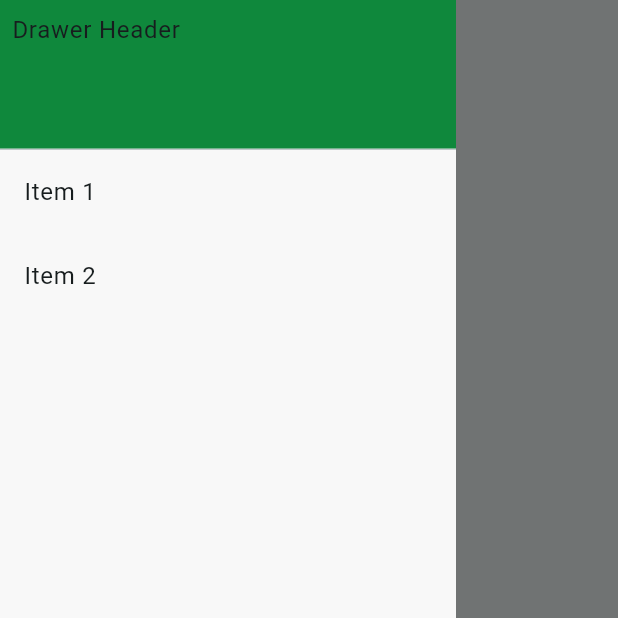
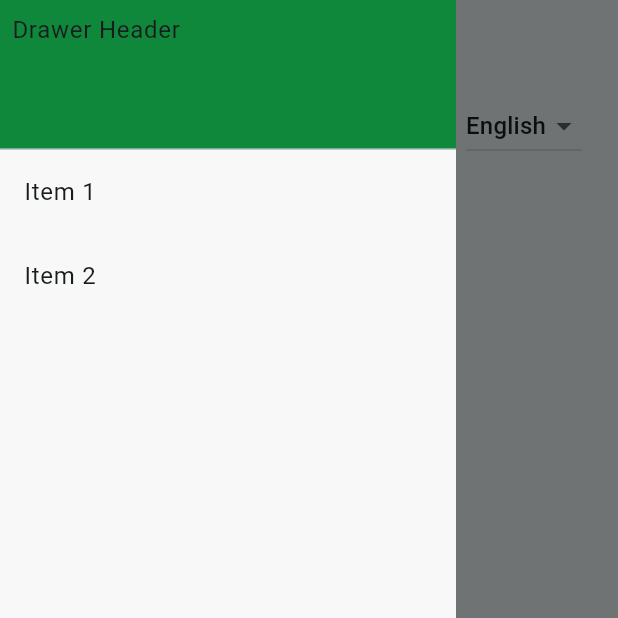
Before and after one commit to samdouble/biblio, a Flutter app: the screen it shows after launch, item 3 of the bottom bar chosen, with the side drawer open, on a phone screen of 412 x 824 dp, the top half of it. Run offline on Flutter 3.47's test engine with Material 3 defaults, Android fonts, the phone set to English and light mode, and no system bars; our stand-ins replace sembast, shared_preferences, sqflite; missing offline and left inert: simple_barcode_scanner; accounts and stored records are empty; generated files the repository leaves out were written again.

Commit message:
feat(app): add language selector in Settings page

```diff
--- a/app/lib/l10n/app_en.arb
+++ b/app/lib/l10n/app_en.arb
@@ -1,6 +1,9 @@
 {
   "author": "Author",
   "home": "Home",
+  "language": "Language",
+  "languageEnglish": "English",
+  "languageFrench": "French",
   "myBooks": "My Books",
   "settings": "Settings",
   "title": "Title"
--- a/app/lib/l10n/app_fr.arb
+++ b/app/lib/l10n/app_fr.arb
@@ -1,6 +1,9 @@
 {
   "author": "Auteur",
   "home": "Accueil",
+  "language": "Langue",
+  "languageEnglish": "Anglais",
+  "languageFrench": "Français",
   "myBooks": "Mes livres",
   "settings": "Paramètres",
   "title": "Titre"
--- a/app/lib/main.dart
+++ b/app/lib/main.dart
@@ -15,7 +15,10 @@ class MyApp extends StatelessWidget {
   Widget build(BuildContext context) {
     return ChangeNotifierProvider(
       create: (context) => MyAppState(),
-      child: MaterialApp(
+      child: Consumer<MyAppState>(
+        builder: (context, appState, _) {
+          return MaterialApp(
+            locale: appState.locale,
             localizationsDelegates: AppLocalizations.localizationsDelegates,
             supportedLocales: AppLocalizations.supportedLocales,
             title: 'Biblio',
@@ -24,6 +27,8 @@ class MyApp extends StatelessWidget {
               useMaterial3: true,
             ),
             home: Navigation(),
+          );
+        },
       ),
     );
   }
--- a/app/lib/screens/home_page.dart
+++ b/app/lib/screens/home_page.dart
@@ -1,5 +1,8 @@
+import 'dart:ui' show Locale;
+
 import 'package:flutter/material.dart';
 import 'package:provider/provider.dart';
+import 'package:shared_preferences/shared_preferences.dart';
 import 'package:simple_barcode_scanner/simple_barcode_scanner.dart';
 import 'package:uuid/uuid.dart';
 
@@ -10,8 +13,33 @@ import 'package:biblio/widgets/my_widget.dart';
 
 var uuid = Uuid();
 
+const _localeKey = 'app_locale';
+
 class MyAppState extends ChangeNotifier {
+  MyAppState() {
+    _loadLocale();
+  }
+
   var current = 'samdouble';
+
+  Locale? _locale;
+  Locale? get locale => _locale;
+
+  Future<void> _loadLocale() async {
+    final prefs = await SharedPreferences.getInstance();
+    final code = prefs.getString(_localeKey);
+    if (code != null && (code == 'en' || code == 'fr')) {
+      _locale = Locale(code);
+      notifyListeners();
+    }
+  }
+
+  Future<void> setLocale(Locale value) async {
+    _locale = value;
+    notifyListeners();
+    final prefs = await SharedPreferences.getInstance();
+    await prefs.setString(_localeKey, value.languageCode);
+  }
 }
 
 class HomePage extends StatefulWidget {
--- a/app/lib/screens/settings_page.dart
+++ b/app/lib/screens/settings_page.dart
@@ -1,11 +1,14 @@
 import 'package:flutter/material.dart';
 import 'package:flutter_gen/gen_l10n/app_localizations.dart';
+import 'package:provider/provider.dart';
 
+import 'package:biblio/screens/home_page.dart';
 import 'package:biblio/widgets/main_drawer.dart';
 
 class SettingsPage extends StatelessWidget {
   @override
   Widget build(BuildContext context) {
+    final l10n = AppLocalizations.of(context)!;
     return Scaffold(
       appBar: AppBar(
         leading: Builder(
@@ -18,10 +21,31 @@ class SettingsPage extends StatelessWidget {
             );
           },
         ),
-        title: Text(AppLocalizations.of(context)!.settings),
+        title: Text(l10n.settings),
       ),
-      body: Row(
-        children: [],
+      body: ListView(
+        children: [
+          ListTile(
+            title: Text(l10n.language),
+            trailing: Consumer<MyAppState>(
+              builder: (context, appState, _) {
+                final current = appState.locale?.languageCode ?? 'en';
+                return DropdownButton<String>(
+                  value: current == 'en' || current == 'fr' ? current : 'en',
+                  items: [
+                    DropdownMenuItem(value: 'en', child: Text(l10n.languageEnglish)),
+                    DropdownMenuItem(value: 'fr', child: Text(l10n.languageFrench)),
+                  ],
+                  onChanged: (String? code) {
+                    if (code != null) {
+                      context.read<MyAppState>().setLocale(Locale(code));
+                    }
+                  },
+                );
+              },
+            ),
+          ),
+        ],
       ),
       drawer: MainDrawer(),
     );
--- a/app/pubspec.yaml
+++ b/app/pubspec.yaml
@@ -21,6 +21,7 @@ dependencies:
   path_provider: ^2.1.5
   provider: ^6.0.0
   sembast: ^3.8.0+1
+  shared_preferences: ^2.2.2
   simple_barcode_scanner: ^0.2.5
   sqflite: ^2.4.1
   uuid: ^4.5.1
```
Also changed, not shown: app/pubspec.lock, 1 other file. Lines whose indentation alone changed are shown as unchanged.
